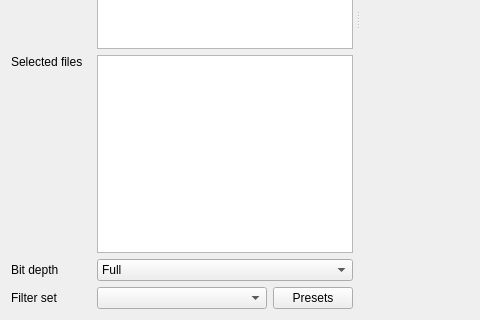
This is src/pcot/assets/inputmultifile.ui in AU-ExoMars/PCOT as Qt 5 draws it before an edit; both pictures show x 0 to 480 and y 282 to 602 of the 1011 by 602 pixel window. The edited form follows.
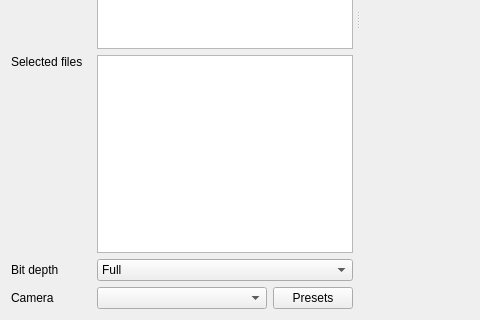
This is the edited form. Custom widgets are drawn as their Qt base class.

Commit message: New camera data system appears to be working. Dialog will appear at startup if PCOT can't find cameras. Basic camera files created.

```diff
--- a/src/pcot/assets/inputmultifile.ui
+++ b/src/pcot/assets/inputmultifile.ui
@@ -48,7 +48,7 @@
        <item row="7" column="0">
         <widget class="QLabel" name="camlabel">
          <property name="text">
-          <string>Filter set</string>
+          <string>Camera</string>
          </property>
         </widget>
        </item>
```
Left out of the diff: 2 changed lines with no effect on the pictures. The commit also changes 24 other files.
